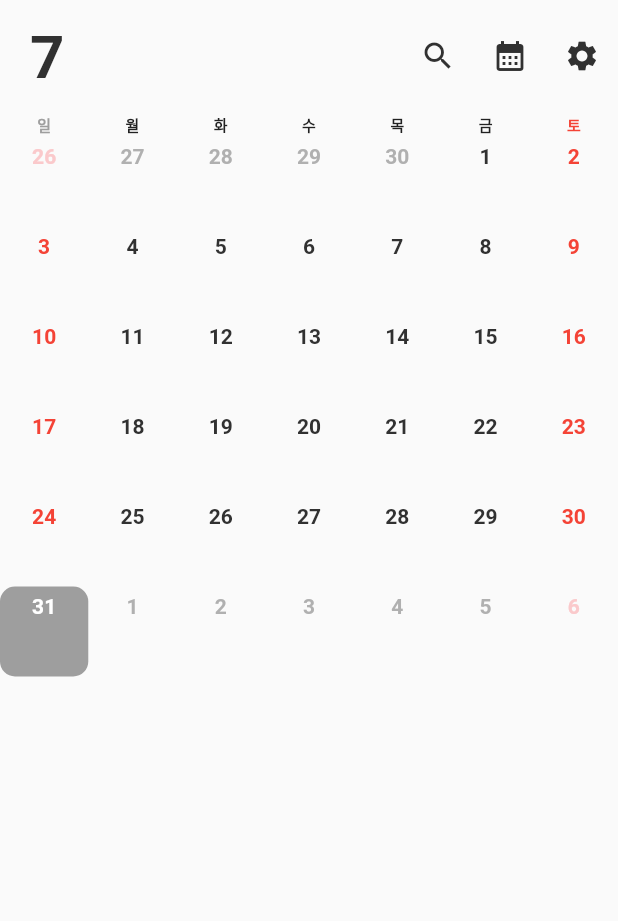
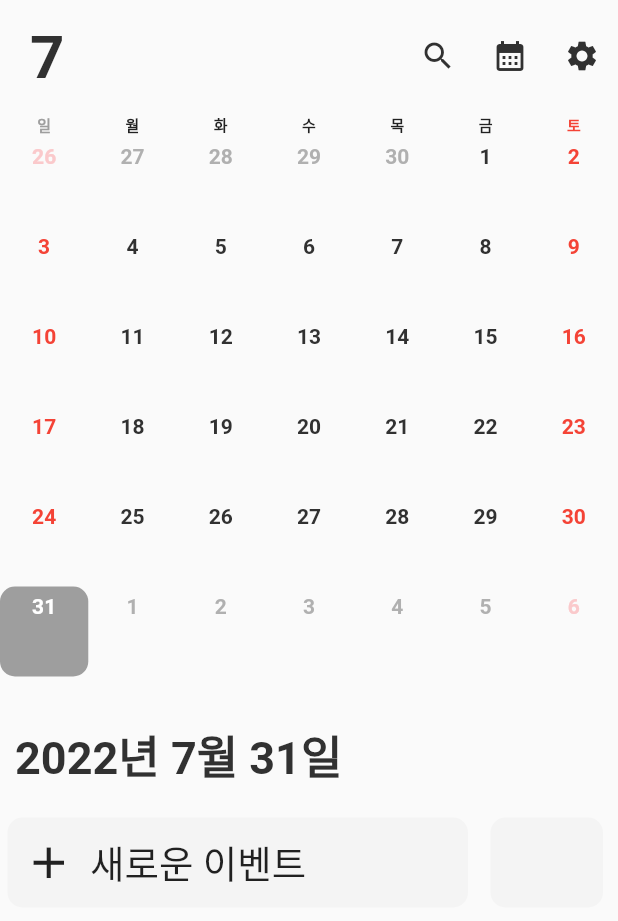
Before and after one commit to UkiDelly/calendar-with-hashtag, a Flutter app: the screen it shows after launch, on a phone screen of 412 x 824 dp. Shown: the top 921 px of the screen. Run offline on Flutter 3.47's test engine with Material 2 defaults, Android fonts, the phone set to English and light mode, and no system bars; drawn by our look-alikes of table_calendar; our stand-ins replace flutter_riverpod.

Commit message:
implement the display of events
Display the date and list of events of the selected day.

```diff
--- /dev/null
+++ b/lib/provider/events_list.dart
@@ -0,0 +1,15 @@
+import 'package:care_square_assignment/data/events.dart';
+import 'package:care_square_assignment/model/calendar_event.dart';
+import 'package:flutter_riverpod/flutter_riverpod.dart';
+
+class EventsNotifier extends StateNotifier<List<CalendarEvent>> {
+  EventsNotifier() : super(events);
+
+  addEvent(DateTime day) {}
+
+  removeEvent(DateTime day) {}
+
+  getEventsforDay(DateTime day) {
+    return [];
+  }
+}
--- a/lib/view/main_view.dart
+++ b/lib/view/main_view.dart
@@ -1,5 +1,6 @@
 import 'package:care_square_assignment/provider/current_month.dart';
 import 'package:care_square_assignment/view/widget/calendar.dart';
+import 'package:care_square_assignment/view/widget/event_list.dart';
 import 'package:flutter/material.dart';
 import 'package:flutter_riverpod/flutter_riverpod.dart';
 
@@ -17,8 +18,6 @@ class MainView extends StatelessWidget {
         backgroundColor: Colors.transparent,
         elevation: 0,
         toolbarHeight: 75,
-
-        // theme
 
         //* month
         leading: Consumer(
@@ -39,7 +38,7 @@ class MainView extends StatelessWidget {
 
         //* buttons
         actions: [
-          // go back to today if the calendar is not on the current month
+          //* go back to today if the calendar is not on the current month
           Consumer(
             builder: (ctx, ref, child) {
               return AnimatedContainer(
@@ -51,7 +50,7 @@ class MainView extends StatelessWidget {
             },
           ),
 
-          // search button
+          //* search button
           IconButton(
               onPressed: () {},
               icon: const Icon(
@@ -59,26 +58,35 @@ class MainView extends StatelessWidget {
                 color: Color(0xff313131),
               )),
 
-          // calendar accounts button
+          //* calendar accounts button
           IconButton(
               onPressed: () {},
               icon: const Icon(Icons.calendar_month, color: Color(0xff313131))),
 
-          // setting button
+          //* setting button
           IconButton(
             onPressed: () {},
             icon: const Icon(Icons.settings, color: Color(0xff313131)),
           )
         ],
       ),
+
+      //
       body: SafeArea(
         child: SingleChildScrollView(
           child: Column(
+            crossAxisAlignment: CrossAxisAlignment.start,
             children: const [
-              //
+              //* Calendar
               SizedBox(child: CalendarWidget()),
 
               //
+              SizedBox(
+                height: 20,
+              ),
+
+              //* Event List
+              EventList()
             ],
           ),
         ),
--- a/lib/view/widget/calendar.dart
+++ b/lib/view/widget/calendar.dart
@@ -1,5 +1,6 @@
 import 'package:care_square_assignment/model/calendar_event.dart';
 import 'package:care_square_assignment/provider/current_month.dart';
+import 'package:care_square_assignment/provider/selected_date.dart';
 import 'package:care_square_assignment/view/widget/cells/default.dart';
 import 'package:care_square_assignment/view/widget/cells/holiday.dart';
 import 'package:care_square_assignment/view/widget/cells/outside.dart';
@@ -53,20 +54,40 @@ class _CalendarWidgetState extends ConsumerState<CalendarWidget> {
           // Day select
           selectedDayPredicate: (day) => isSameDay(_selectedDate, day),
           onDaySelected: (selectedDay, focusedDay) => setState(() {
+            ref
+                .watch(selectedDateProvider.notifier)
+                .update((state) => selectedDay);
             _selectedDate = selectedDay;
             _focusedDay = selectedDay;
           }),
 
           // Page change
           onPageChanged: (focusedDay) {
-            // change the Month
+            // change the month
             ref
                 .watch(currentMonthProvider.notifier)
                 .update((state) => focusedDay.month);
+            // change the selected day to focusedDay
+            ref
+                .watch(selectedDateProvider.notifier)
+                .update((state) => focusedDay);
+
+            //
             setState(() {
+              // change the focuse
               _focusedDay = focusedDay;
-              // auto select the first day of the month
-              _selectedDate = DateTime(focusedDay.year, focusedDay.month, 1);
+
+              // if the month is current month
+              if (focusedDay.month == DateTime.now().month) {
+                // change the selected day to today to today
+                ref
+                    .watch(selectedDateProvider.notifier)
+                    .update((state) => DateTime.now());
+                _selectedDate = DateTime.now();
+              } else {
+                // auto select the first day of the month
+                _selectedDate = DateTime(focusedDay.year, focusedDay.month, 1);
+              }
             });
           },
 
--- /dev/null
+++ b/lib/view/widget/event_list.dart
@@ -0,0 +1,104 @@
+import 'package:flutter/material.dart';
+import 'package:flutter_riverpod/flutter_riverpod.dart';
+
+import '../../provider/selected_date.dart';
+
+class EventList extends StatefulWidget {
+  const EventList({Key? key}) : super(key: key);
+
+  @override
+  State<EventList> createState() => _EventListState();
+}
+
+class _EventListState extends State<EventList> {
+  @override
+  Widget build(BuildContext context) {
+    return Column(
+      crossAxisAlignment: CrossAxisAlignment.start,
+      children: [
+        //* Date
+        Consumer(
+            child: null,
+            builder: (context, ref, child) {
+              final selectedDate = ref.watch(selectedDateProvider);
+              return Padding(
+                  padding: const EdgeInsets.fromLTRB(10, 10, 0, 10),
+                  child: Text(
+                      "${selectedDate.year}년 ${selectedDate.month}월 ${selectedDate.day}일",
+                      style: const TextStyle(
+                          color: Color(0xff313131),
+                          fontWeight: FontWeight.bold,
+                          fontSize: 30)));
+            }),
+
+        //* Event List
+
+        //* Add new Event with Template
+        SizedBox(
+          child: Row(
+            children: [
+              //* Add new Event
+              Expanded(
+                  child: Container(
+                margin: const EdgeInsets.fromLTRB(5, 10, 10, 10),
+                width: 75,
+                height: 60,
+                decoration: BoxDecoration(
+                    color: const Color(0xfff4f4f4),
+                    borderRadius: BorderRadius.circular(10)),
+                child: InkWell(
+                  // when tap
+                  onTap: () {},
+
+                  // decoration
+                  borderRadius: BorderRadius.circular(10),
+                  highlightColor: Colors.white.withOpacity(0.5),
+                  hoverColor: Colors.white.withOpacity(0.5),
+                  splashColor: Colors.white.withOpacity(0.5),
+                  overlayColor:
+                      MaterialStateProperty.all(Colors.white.withOpacity(0.5)),
+                  //TODO: make the color white with opacity 50% when it pressed.
+
+                  //
+                  child: Row(
+                    children: const [
+                      //
+                      SizedBox(width: 10),
+
+                      // + icon
+                      Icon(
+                        Icons.add,
+                        size: 35,
+                      ),
+
+                      //
+                      SizedBox(
+                        width: 10,
+                      ),
+
+                      // text
+                      Text(
+                        "새로운 이벤트",
+                        style: TextStyle(fontSize: 25),
+                      )
+                    ],
+                  ),
+                ),
+              )),
+
+              //* Template
+              Container(
+                margin: const EdgeInsets.fromLTRB(5, 10, 10, 10),
+                width: 75,
+                height: 60,
+                decoration: BoxDecoration(
+                    color: const Color(0xfff4f4f4),
+                    borderRadius: BorderRadius.circular(10)),
+              )
+            ],
+          ),
+        )
+      ],
+    );
+  }
+}
```
